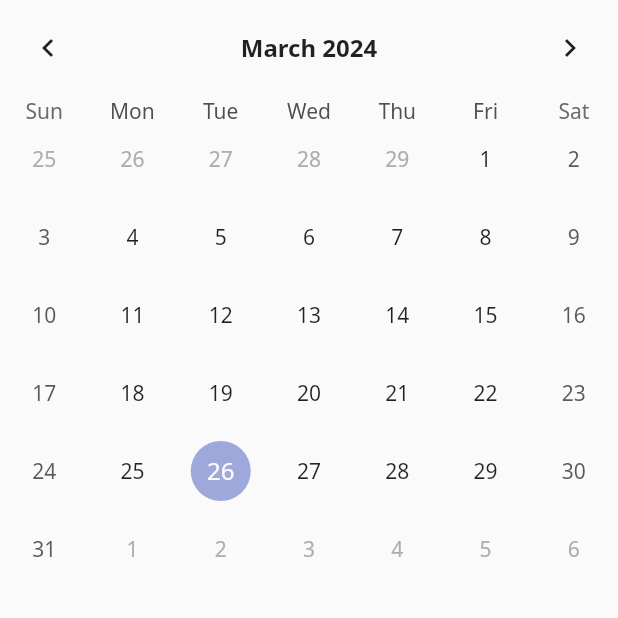
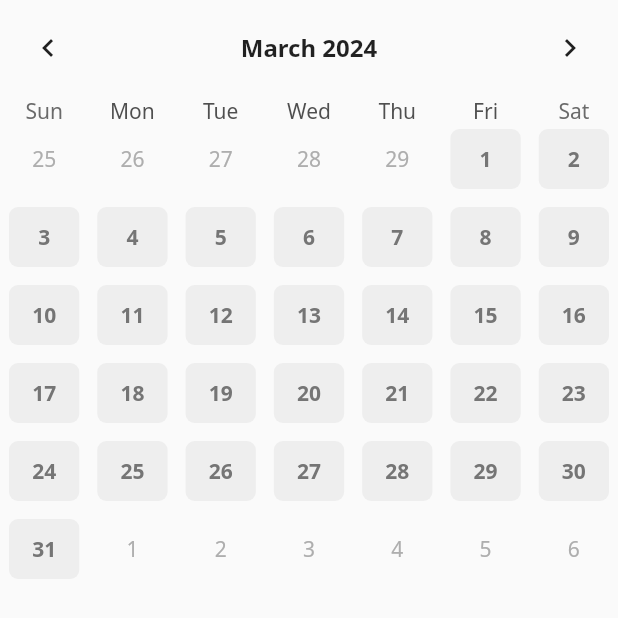
Before and after one commit to iammoong/calender_scheduler, a Flutter app: the screen it shows after launch, on a phone screen of 412 x 824 dp, the top half of it. Run offline on Flutter 3.47's test engine with Material 2 defaults, Android fonts, the phone set to English and light mode, and no system bars; drawn by our look-alikes of table_calendar.

Commit message:
캘린더 스타일링

```diff
--- a/lib/component/calendar.dart
+++ b/lib/component/calendar.dart
@@ -1,3 +1,4 @@
+import 'package:calender_scheduler/const/colors.dart';
 import 'package:flutter/material.dart';
 import 'package:table_calendar/table_calendar.dart';
 
@@ -15,6 +16,16 @@ class _CalendarState extends State<Calendar> {
 
   @override
   Widget build(BuildContext context) {
+    final defaultBoxDeco = BoxDecoration(
+      borderRadius: BorderRadius.circular(6.0),
+      color: Colors.grey[200],
+    );
+
+    final defaultTextStyle = TextStyle(
+      color: Colors.grey[600],
+      fontWeight: FontWeight.w700,
+    );
+
     return TableCalendar(
         focusedDay: DateTime.now(),
         firstDay: DateTime(1800),
@@ -27,8 +38,25 @@ class _CalendarState extends State<Calendar> {
           fontSize: 16.0,
         ),
       ),
+      calendarStyle: CalendarStyle(
+        isTodayHighlighted: false,
+        defaultDecoration: defaultBoxDeco,
+        weekendDecoration: defaultBoxDeco,
+        selectedDecoration: BoxDecoration(
+          color: Colors.white,
+          borderRadius: BorderRadius.circular(6.0),
+          border: Border.all(
+            color: PRIMARY_COLOR,
+            width: 1.0,
+          ),
+        ),
+        defaultTextStyle: defaultTextStyle,
+        weekendTextStyle: defaultTextStyle,
+        selectedTextStyle: defaultTextStyle.copyWith(
+          color: PRIMARY_COLOR,
+        )
+      ),
       onDaySelected: (DateTime selectedDay, DateTime focusedDay){
-          print(selectedDay);
         setState(() {
           this.selectedDay = selectedDay;
         });
--- /dev/null
+++ b/lib/const/colors.dart
@@ -0,0 +1,3 @@
+import 'package:flutter/material.dart';
+
+const PRIMARY_COLOR = Color(0xFF0D8282);
```
